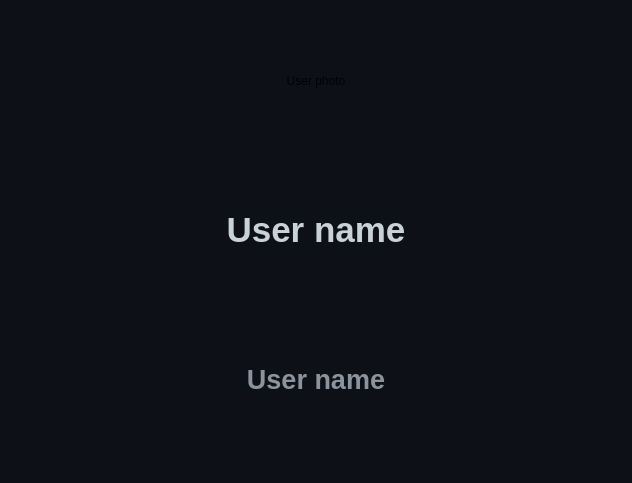
First picture: the form in Projetos/GitHub_user_information/layouts/user_informations.ui, repository JoaoEmanuell/Meus-Estudos-Python, before the edit.
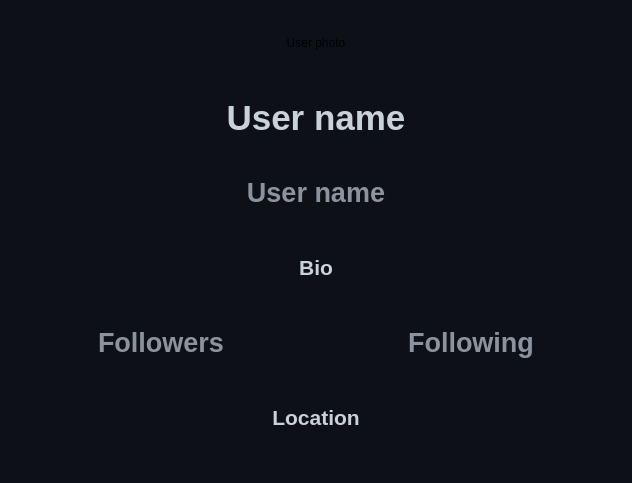
Second picture: the form after the edit.

Commit message: user followers, following, location

The edit to the form file:
```diff
--- a/Projetos/GitHub_user_information/layouts/user_informations.ui
+++ b/Projetos/GitHub_user_information/layouts/user_informations.ui
@@ -58,6 +58,66 @@
         </property>
        </widget>
       </item>
+      <item>
+       <widget class="QLabel" name="user_bio">
+        <property name="font">
+         <font>
+          <pointsize>16</pointsize>
+          <weight>75</weight>
+          <bold>true</bold>
+         </font>
+        </property>
+        <property name="text">
+         <string>&lt;html&gt;&lt;head/&gt;&lt;body&gt;&lt;p align=&quot;center&quot;&gt;&lt;span style = &quot;color : #C9D1D9&quot;&gt;Bio&lt;/span&gt;&lt;/p&gt;&lt;/body&gt;&lt;/html&gt;</string>
+        </property>
+       </widget>
+      </item>
+      <item>
+       <layout class="QHBoxLayout" name="horizontalLayout">
+        <item>
+         <widget class="QLabel" name="user_followers">
+          <property name="font">
+           <font>
+            <pointsize>20</pointsize>
+            <weight>75</weight>
+            <bold>true</bold>
+           </font>
+          </property>
+          <property name="text">
+           <string>&lt;html&gt;&lt;head/&gt;&lt;body&gt;&lt;p align=&quot;center&quot;&gt;&lt;span style = &quot;color : #8b949e&quot;&gt;Followers&lt;/span&gt;&lt;/p&gt;&lt;/body&gt;&lt;/html&gt;</string>
+          </property>
+         </widget>
+        </item>
+        <item>
+         <widget class="QLabel" name="user_following">
+          <property name="font">
+           <font>
+            <pointsize>20</pointsize>
+            <weight>75</weight>
+            <bold>true</bold>
+           </font>
+          </property>
+          <property name="text">
+           <string>&lt;html&gt;&lt;head/&gt;&lt;body&gt;&lt;p align=&quot;center&quot;&gt;&lt;span style = &quot;color : #8b949e&quot;&gt;Following&lt;/span&gt;&lt;/p&gt;&lt;/body&gt;&lt;/html&gt;</string>
+          </property>
+         </widget>
+        </item>
+       </layout>
+      </item>
+      <item>
+       <widget class="QLabel" name="user_location">
+        <property name="font">
+         <font>
+          <pointsize>16</pointsize>
+          <weight>75</weight>
+          <bold>true</bold>
+         </font>
+        </property>
+        <property name="text">
+         <string>&lt;html&gt;&lt;head/&gt;&lt;body&gt;&lt;p align=&quot;center&quot;&gt;&lt;span style = &quot;color : #C9D1D9&quot;&gt;Location&lt;/span&gt;&lt;/p&gt;&lt;/body&gt;&lt;/html&gt;</string>
+        </property>
+       </widget>
+      </item>
      </layout>
     </item>
    </layout>
```
The commit also changes 1 other file.
